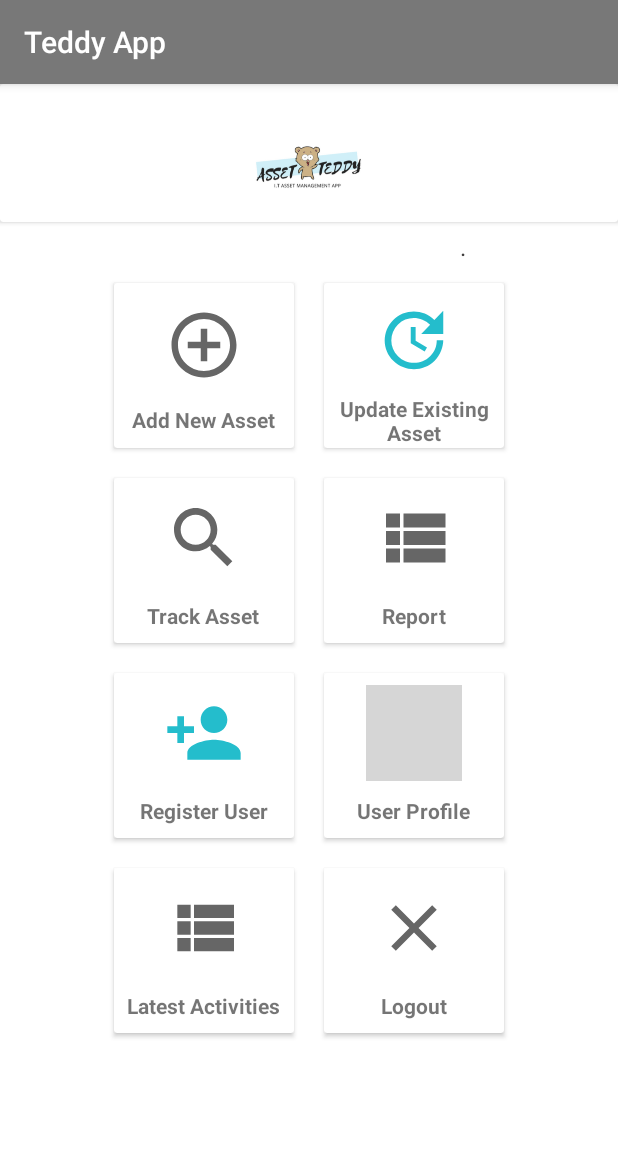
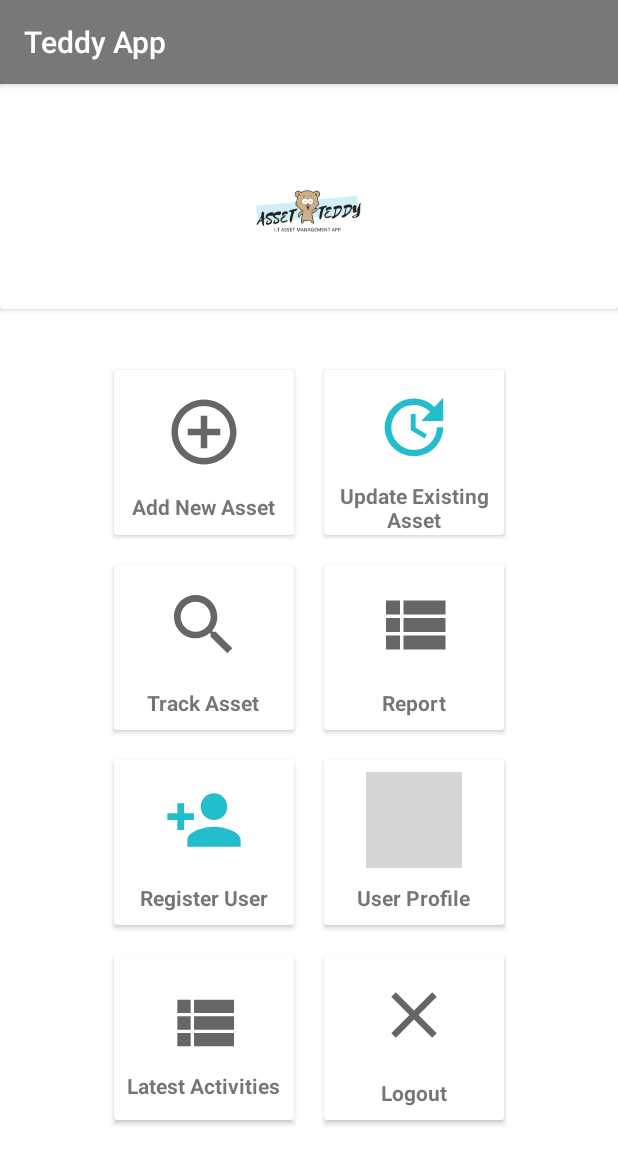
Before and after one commit to safanaqumar/Teddy_App, an Android app: the MainActivity screen opened directly, with no data from a screen before it, on a phone screen of 412 x 824 dp. Shown: the top 1164 px of the screen. Run offline under Robolectric (Android 15) with nearby library versions, the phone set to English and light mode, and no system bars; our stand-ins replace Firebase (no records; nobody signed in at launch, a user with empty details on screens opened directly); grey boxes are pictures that could not be loaded.

Commit message:
update work

```diff
--- a/app/src/main/java/com/example/teddyapp/GetListInterface.java
+++ b/app/src/main/java/com/example/teddyapp/GetListInterface.java
@@ -4,4 +4,5 @@ import java.util.List;
 
 public interface GetListInterface {
     List<String> getList();
+
 }
--- a/app/src/main/res/layout/activity_asset_update_three.xml
+++ b/app/src/main/res/layout/activity_asset_update_three.xml
@@ -42,7 +42,7 @@
 
         <LinearLayout
             android:layout_width="match_parent"
-            android:layout_height="match_parent"
+            android:layout_height="50dp"
             android:weightSum="2"
             android:orientation="horizontal"
             android:clickable="true"
@@ -66,14 +66,14 @@
                     android:id="@+id/AssetTag"
 android:paddingBottom="15dp"
                     android:layout_width="match_parent"
-                    android:layout_height="match_parent"
+                    android:layout_height="50dp"
 
                     />
 
             </com.google.android.material.textfield.TextInputLayout>
             <Button
                 android:layout_width="wrap_content"
-                android:layout_height="wrap_content"
+                android:layout_height="50dp"
                 android:background="@color/white"
                 android:id="@+id/qr"
 
--- a/app/src/main/res/layout/activity_main.xml
+++ b/app/src/main/res/layout/activity_main.xml
@@ -11,7 +11,7 @@
     <androidx.cardview.widget.CardView
         android:id="@+id/app_bar"
         android:layout_width="match_parent"
-        android:layout_height="wrap_content">
+        android:layout_height="150dp">
 
         <ImageView
             android:layout_width="72dp"
@@ -35,12 +35,9 @@
         android:layout_width="match_parent"
         android:layout_height="20dp"
         android:layout_below="@+id/app_bar"
-
-        android:layout_marginStart="66dp"
-        android:layout_marginLeft="66dp"
         android:layout_marginTop="5dp"
         android:layout_marginBottom="5dp"
-        android:gravity="right"
+        android:gravity="center"
         android:text="Welcome Back!"
         android:textColor="@color/black"
         android:textSize="16dp"
@@ -63,7 +60,7 @@
         android:layout_marginRight="50dp"
         android:layout_marginBottom="6dp"
         android:gravity="left"
-        android:text="."
+        android:text=""
         android:textColor="@color/black"
         android:textSize="16dp"
         android:textStyle="normal">
@@ -112,7 +109,7 @@
                         android:layout_width="wrap_content"
                         android:layout_height="wrap_content"
                         android:layout_marginTop="8dp"
-
+       android:gravity="center"
                         android:text="Add New Asset"
                         android:textStyle="bold" />
 
@@ -266,6 +263,7 @@
                         android:layout_height="wrap_content"
                         android:layout_marginTop="10dp"
                         android:text="Register User"
+                        android:gravity="center"
                         android:textStyle="bold" />
 
 
@@ -339,7 +337,6 @@
                     <TextView
                         android:layout_width="wrap_content"
                         android:layout_height="wrap_content"
-                        android:layout_marginTop="10dp"
                         android:gravity="center"
                         android:text="Latest Activities"
                         android:textStyle="bold" />
--- a/app/src/main/res/layout/activity_track_asset.xml
+++ b/app/src/main/res/layout/activity_track_asset.xml
@@ -61,7 +61,7 @@
 
         <com.google.android.material.textfield.TextInputLayout
             android:layout_width="match_parent"
-            android:layout_height="match_parent"
+            android:layout_height="50dp"
             style="@style/TextLabel"
             android:layout_weight="1"
             android:hint="Asset Tag"
@@ -74,7 +74,7 @@
                 android:id="@+id/AssetTag"
 android:layout_marginTop="2dp"
                 android:layout_width="match_parent"
-                android:layout_height="match_parent"
+                android:layout_height="50dp"
 
                 />
 
@@ -84,7 +84,7 @@ android:layout_marginTop="2dp"
             android:layout_height="wrap_content"
             android:background="@color/white"
             android:id="@+id/qr"
-            android:layout_marginTop="2dp"
+            android:layout_marginTop="6dp"
             android:drawableLeft="@drawable/ic_camera_alt_black_24dp"
             android:layout_gravity="center_vertical"
             >
```
Also changed, not shown: app/src/main/java/com/example/teddyapp/Asset_update_three.java (+41 -23 lines), app/src/main/java/com/example/teddyapp/Asset_update_two.java (+32 -8 lines), app/src/main/res/layout/activity_add_new_asset.xml (+4 -4 lines).
